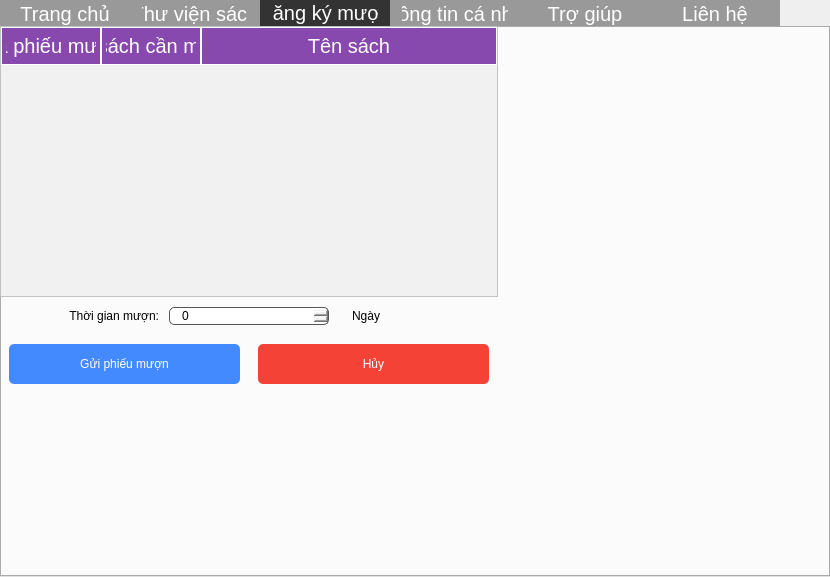
duydvu/Library, file reader.ui: the form before one commit.
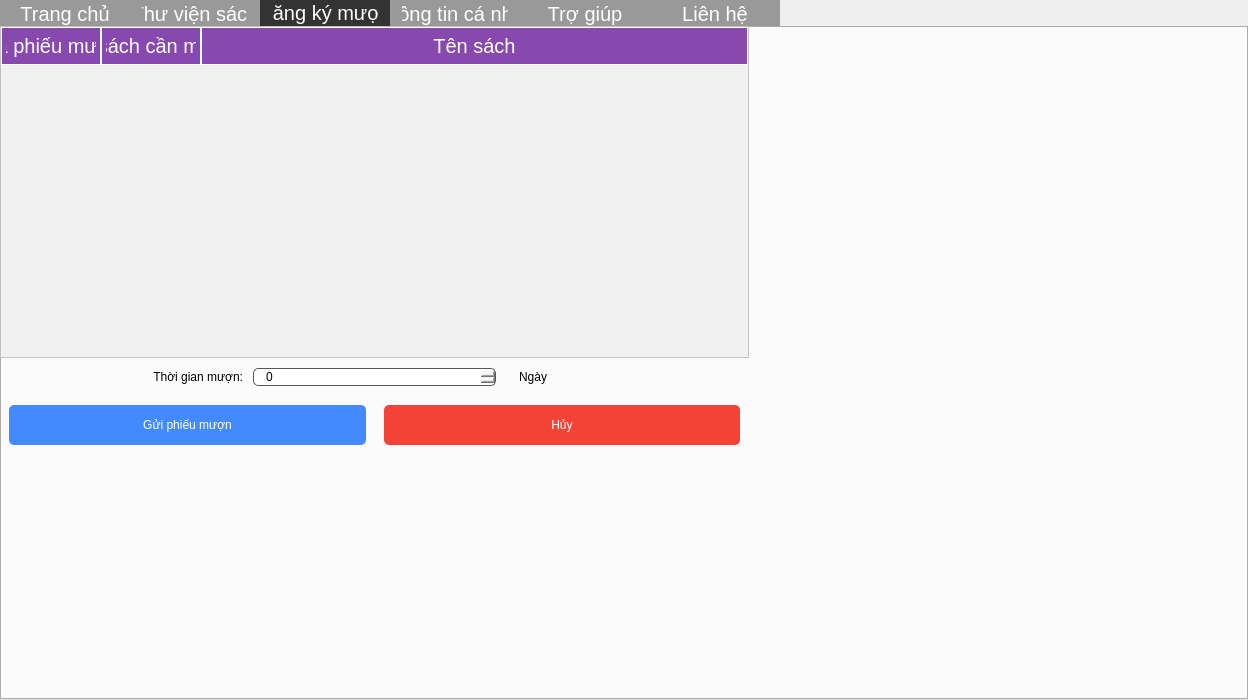
The form after the commit. Icons and pictures are not drawn.

What changed in the file:
```diff
--- a/reader.ui
+++ b/reader.ui
@@ -6,10 +6,22 @@
    <rect>
     <x>0</x>
     <y>0</y>
-    <width>830</width>
-    <height>577</height>
+    <width>1248</width>
+    <height>700</height>
    </rect>
   </property>
+  <property name="minimumSize">
+   <size>
+    <width>1248</width>
+    <height>700</height>
+   </size>
+  </property>
+  <property name="maximumSize">
+   <size>
+    <width>1248</width>
+    <height>700</height>
+   </size>
+  </property>
   <property name="windowTitle">
    <string>MainWindow</string>
   </property>
```
